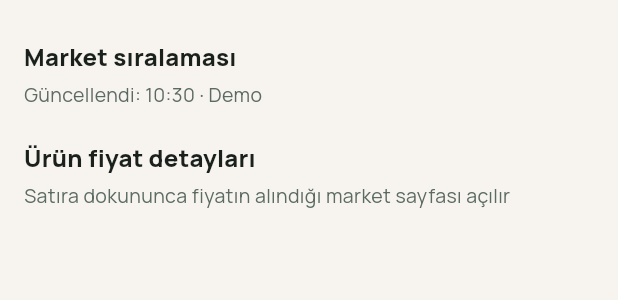
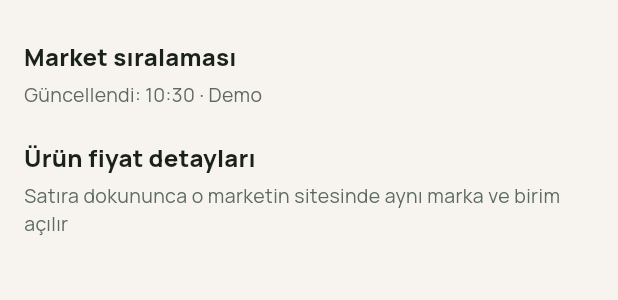
Before and after one commit to ruguikayrit/sepet-karsilastir, a Flutter app: the _ResultBody widget shown alone on an empty page, opened directly with empty values, on a phone screen of 412 x 824 dp. Shown: the top 300 px of the screen. Run offline on Flutter 3.47's test engine with Material 3 defaults, Android fonts, the phone set to English and light mode, and no system bars; our stand-ins replace google_fonts, shared_preferences; accounts and stored records are empty.

Commit message:
Clarify compare-screen hint about brand and unit matching
Co-authored-by: ruguikayrit <tiryakiugur@yahoo.com>

```diff
--- a/lib/screens/compare_screen.dart
+++ b/lib/screens/compare_screen.dart
@@ -208,7 +208,7 @@ class _ResultBody extends StatelessWidget {
             ),
             const SizedBox(height: 4),
             Text(
-              'Satıra dokununca fiyatın alındığı market sayfası açılır',
+              'Satıra dokununca o marketin sitesinde aynı marka ve birim açılır',
               style: TextStyle(color: palette.inkMuted, fontSize: 13),
             ),
             const SizedBox(height: 10),
```
